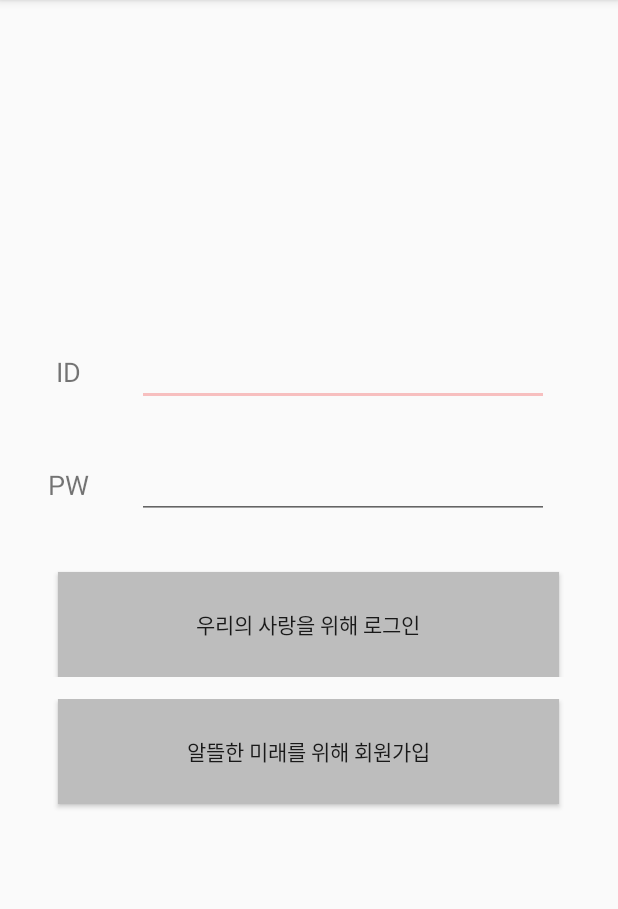
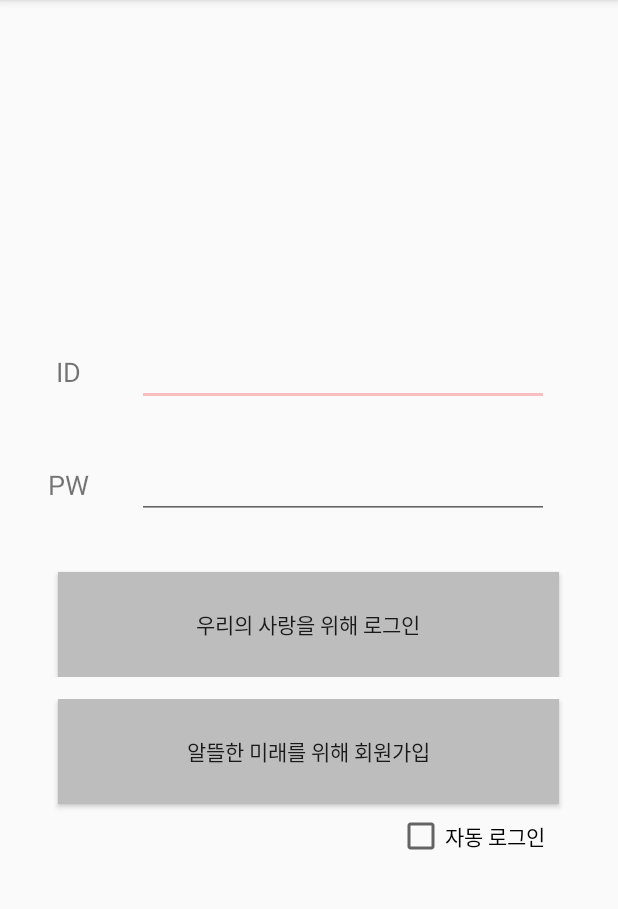
Before and after one commit to hyunlim-kim/GGCS2, an Android app: the LoginActivity screen opened directly, with no data from a screen before it, on a phone screen of 412 x 824 dp, the part 84-993 px from its top. Run offline under Robolectric (Android 15) with nearby library versions, the phone set to English and light mode, and no system bars; libraries missing offline, so code that uses them is left out: org.springframework.http, org.springframework.util, org.springframework.web.

Commit message:
activity_expense_secon 수정~

```diff
--- a/app/src/main/java/org/androidtown/calendar/month/ExpenseAdapter.java
+++ b/app/src/main/java/org/androidtown/calendar/month/ExpenseAdapter.java
@@ -73,8 +73,6 @@ public class ExpenseAdapter extends BaseAdapter {
         edtMemo.setText(exp.getMemo());
 
 
-
-
         return convertView;
     }
 }
--- a/app/src/main/java/org/androidtown/calendar/month/ExpenseFirstActivity.java
+++ b/app/src/main/java/org/androidtown/calendar/month/ExpenseFirstActivity.java
@@ -38,8 +38,8 @@ public class ExpenseFirstActivity extends AppCompatActivity {
 //        btnDelete02 = (Button)findViewById(R.id.btnDelete02);
 
 //         public ExpenseBean (String payment,String detail, String etc)
-        ExpenseBean exp1 = new ExpenseBean("지출액","사용내역","사용처");
-        ExpenseBean exp2 = new ExpenseBean("지출액","사용내역","사용처");
+        ExpenseBean exp1 = new ExpenseBean("성별", "사용내역", "금액", "사용처", "메모", "money_id", "날짜", "사용자 아이디");
+        ExpenseBean exp2 = new ExpenseBean("성별", "사용내역", "금액", "사용처", "메모", "money_id", "날짜", "사용자 아이디");
 
 
         List<ExpenseBean> list = new ArrayList<ExpenseBean>();  // 리스트에 위에 입력한거 넣음 임시.. 테스트
--- a/app/src/main/java/org/androidtown/calendar/month/JoinActivity.java
+++ b/app/src/main/java/org/androidtown/calendar/month/JoinActivity.java
@@ -65,7 +65,7 @@ public class JoinActivity extends AppCompatActivity {
 
     private class JoinTask extends AsyncTask<String, Void, String> {
 
-        public static final String URL_JOIN_PROC = "http://117.17.93.204:8086/rest/insertUser.do";
+        public static final String URL_JOIN_PROC = "http://117.17.93.203:8888/rest/insertUser.do";
 
         private String userId, userPw;
 
--- a/app/src/main/res/layout/activity_expense_second.xml
+++ b/app/src/main/res/layout/activity_expense_second.xml
@@ -72,6 +72,7 @@
                 android:gravity="center"
                 android:text="Boy"
                 android:textColor="@color/colorPrimary"
+                android:textColorLink="@color/colorPrimary"
                 android:textSize="22dp" />
 
             <RadioButton
--- a/app/src/main/res/layout/activity_login.xml
+++ b/app/src/main/res/layout/activity_login.xml
@@ -153,11 +153,32 @@
             android:orientation="vertical"></LinearLayout>
     </LinearLayout>
 
-    <LinearLayout
-        android:layout_width="match_parent"
-        android:layout_height="0dp"
-        android:layout_weight="3"
-        android:orientation="horizontal"></LinearLayout>
+            <LinearLayout
+                android:layout_width="match_parent"
+                android:layout_height="0dp"
+                android:layout_weight="3"
+                android:orientation="horizontal">
+
+                <LinearLayout
+                    android:layout_width="0dp"
+                    android:layout_height="match_parent"
+                    android:layout_weight="4.5"
+                    android:orientation="vertical"></LinearLayout>
+
+                <CheckBox
+                    android:id="@+id/checkBox"
+                    android:layout_width="0dp"
+                    android:layout_height="wrap_content"
+                    android:layout_gravity="right"
+                    android:layout_weight="2"
+                    android:text="자동 로그인" />
+
+                <LinearLayout
+                    android:layout_width="0dp"
+                    android:layout_height="match_parent"
+                    android:layout_weight="0.5"
+                    android:orientation="vertical"></LinearLayout>
+            </LinearLayout>
 
         </LinearLayout>
 
```
Also changed, not shown: app/src/main/java/org/androidtown/calendar/month/ExpenseBean.java (+6 -6 lines).
